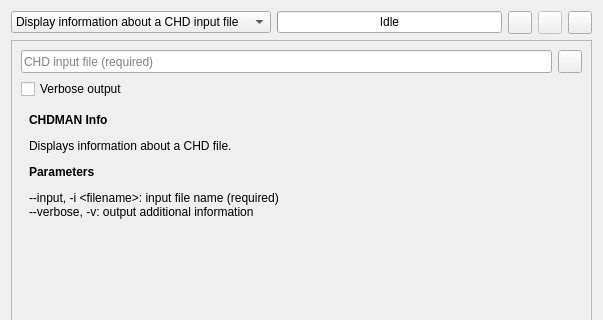
Old version of the form tools/qchdman/projectwidget.ui in the repository qmc2/qmc2-mame-fe; both pictures show x 0 to 603 and y 0 to 320 of the 603 by 630 pixel window.
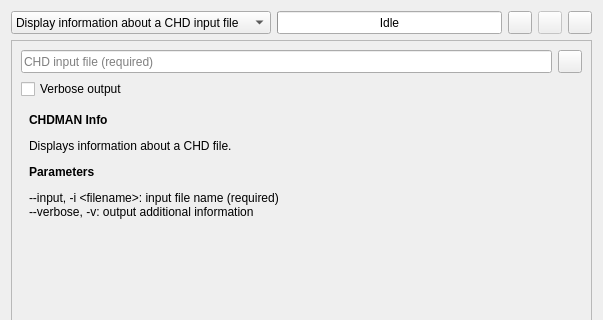
New version of the form. Icons and pictures are not drawn.

Patch:
```diff
--- a/tools/qchdman/projectwidget.ui
+++ b/tools/qchdman/projectwidget.ui
@@ -14,7 +14,7 @@
    <item row="0" column="0">
     <widget class="QComboBox" name="comboBoxProjectType">
      <property name="sizePolicy">
-      <sizepolicy hsizetype="MinimumExpanding" vsizetype="Fixed">
+      <sizepolicy hsizetype="MinimumExpanding" vsizetype="Minimum">
        <horstretch>0</horstretch>
        <verstretch>0</verstretch>
       </sizepolicy>
@@ -156,7 +156,7 @@
    <item row="0" column="1">
     <widget class="QProgressBar" name="progressBar">
      <property name="sizePolicy">
-      <sizepolicy hsizetype="MinimumExpanding" vsizetype="Fixed">
+      <sizepolicy hsizetype="MinimumExpanding" vsizetype="Minimum">
        <horstretch>0</horstretch>
        <verstretch>0</verstretch>
       </sizepolicy>
```
